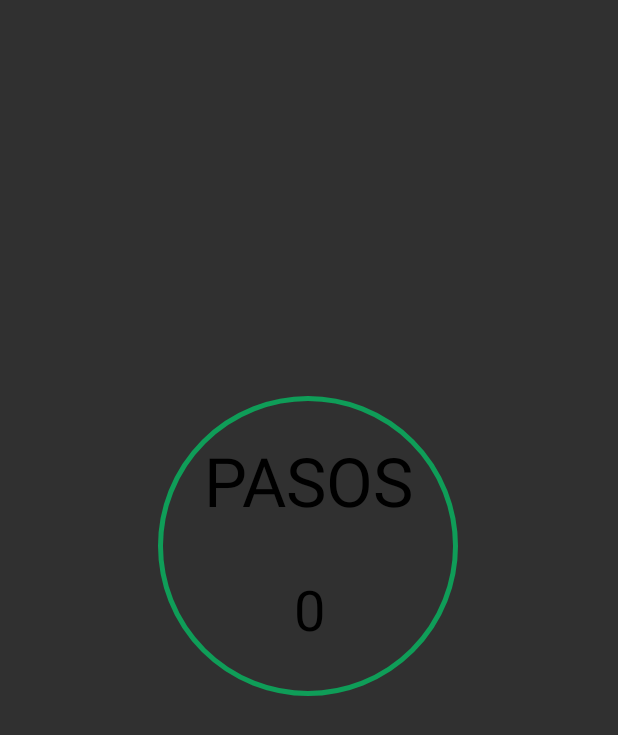
After one commit to ikeer-gr/ProyectoMultiAppAndroid, an Android app: the layout activity_podometro.xml on its own in the app's theme, with its tools: preview values and no code run, on a phone screen of 412 x 824 dp. The commit adds this screen. Shown: the top 735 px of the screen. Run offline under Robolectric (Android 15) with nearby library versions, the phone set to English and light mode, and no system bars.

Commit message:
No muestra el layaout_podometro y ns si funciona

```diff
--- a/app/src/main/AndroidManifest.xml
+++ b/app/src/main/AndroidManifest.xml
@@ -10,6 +10,8 @@
 
     <uses-feature android:name="android.hardware.camera.flash" />
 
+    <uses-permission android:name="android.permission.ACTIVITY_RECOGNITION" />
+
     <application
         android:allowBackup="true"
         android:dataExtractionRules="@xml/data_extraction_rules"
@@ -20,6 +22,9 @@
         android:supportsRtl="true"
         android:theme="@style/Theme.AppCompat.NoActionBar"
         tools:targetApi="31">
+        <activity
+            android:name=".Podometro"
+            android:exported="false" />
         <activity
             android:name=".Contactos"
             android:exported="false" />
--- /dev/null
+++ b/app/src/main/res/drawable/circulo.xml
@@ -0,0 +1,15 @@
+<?xml version="1.0" encoding="utf-8"?>
+<selector xmlns:android="http://schemas.android.com/apk/res/android">
+    <item>
+        <!-- creates an oval shape -->
+        <shape android:shape="oval">
+
+            <!-- giving the color and width to the stroke -->
+            <stroke android:width="3dp" android:color="#0F9D58" />
+
+            <!-- giving the width and the height to the shape -->
+            <size android:width="120dp" android:height="120dp" />
+        </shape>
+    </item>
+
+</selector>
--- /dev/null
+++ b/app/src/main/res/layout/activity_podometro.xml
@@ -0,0 +1,50 @@
+<?xml version="1.0" encoding="utf-8"?>
+<androidx.constraintlayout.widget.ConstraintLayout xmlns:android="http://schemas.android.com/apk/res/android"
+    xmlns:app="http://schemas.android.com/apk/res-auto"
+    xmlns:tools="http://schemas.android.com/tools"
+    android:layout_width="match_parent"
+    android:layout_height="match_parent"
+    tools:context=".MainActivity">
+
+    <!--Text View for the "Steps" displayed-->
+    <TextView
+        android:id="@+id/steps"
+        android:layout_width="wrap_content"
+        android:layout_height="wrap_content"
+        android:layout_marginStart="8dp"
+        android:layout_marginTop="290dp"
+        android:layout_marginEnd="8dp"
+        android:text="PASOS"
+        android:textColor="@color/black"
+        android:textSize="45sp"
+        app:layout_constraintEnd_toEndOf="parent"
+        app:layout_constraintStart_toStartOf="parent"
+        app:layout_constraintTop_toTopOf="parent" />
+
+    <!--Text View for the step count-->
+    <TextView
+        android:id="@+id/tv_stepsTaken"
+        android:layout_width="wrap_content"
+        android:layout_height="wrap_content"
+        android:layout_marginStart="8dp"
+        android:layout_marginTop="30dp"
+        android:layout_marginEnd="8dp"
+        android:text="0"
+        android:textColor="@color/black"
+        android:textSize="37sp"
+        app:layout_constraintEnd_toEndOf="parent"
+        app:layout_constraintStart_toStartOf="parent"
+        app:layout_constraintTop_toBottomOf="@+id/steps" />
+
+    <!--Image View for the circle-->
+    <ImageView
+        android:layout_width="200dp"
+        android:layout_height="200dp"
+        android:layout_marginTop="264dp"
+        android:background="@drawable/circulo"
+        app:layout_constraintEnd_toEndOf="parent"
+        app:layout_constraintHorizontal_bias="0.497"
+        app:layout_constraintStart_toStartOf="parent"
+        app:layout_constraintTop_toTopOf="parent" />
+
+</androidx.constraintlayout.widget.ConstraintLayout>
--- a/app/src/main/res/values/colors.xml
+++ b/app/src/main/res/values/colors.xml
@@ -11,4 +11,5 @@
     <color name="primaryColor">#3F51B5</color>
     <color name="primaryTextColor">#212121</color>
     <color name="secondaryTextColor">#757575</color>
+
 </resources>
--- a/app/src/main/res/values/dimens.xml
+++ b/app/src/main/res/values/dimens.xml
@@ -11,4 +11,5 @@
 
 
 
+
 </resources>
--- a/app/src/main/res/values/strings.xml
+++ b/app/src/main/res/values/strings.xml
@@ -37,5 +37,6 @@
     <string name="hello_blank_fragment">Hello blank fragment</string>
     <string name="niveltitulo">Bienvenido a mi nivel</string>
     <string name="Contactos">Contactos</string>
+    <string name="Podometro">Podometro</string>
 
 </resources>
```
Also changed, not shown: app/src/main/java/com/example/ikergomezrubio/Podometro.java (added, +99 -0 lines), app/src/main/java/com/example/ikergomezrubio/Principal.java (+6 -1 lines), app/src/main/res/layout/activity_principal.xml (+7 -1 lines).
